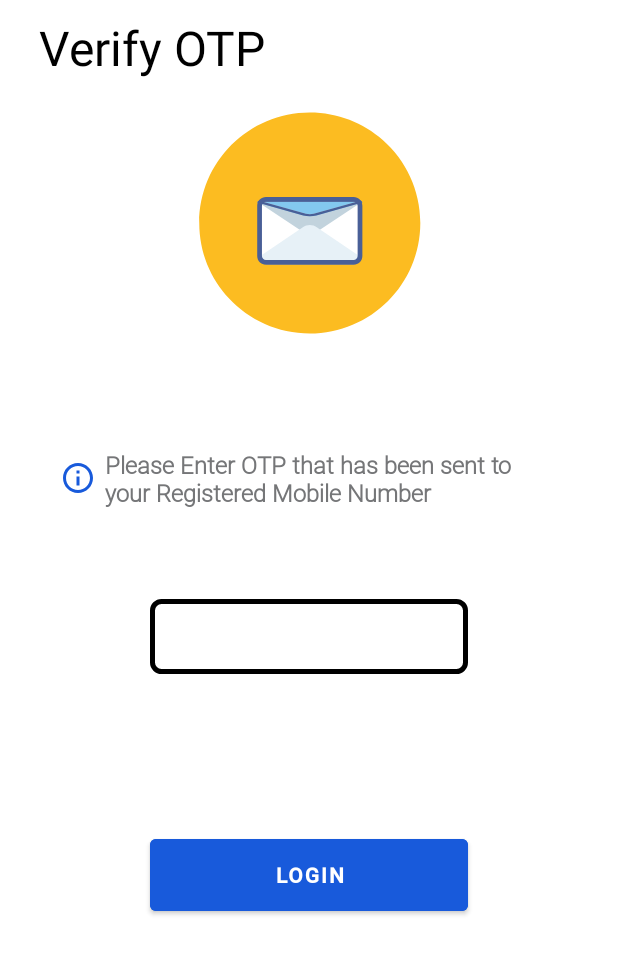
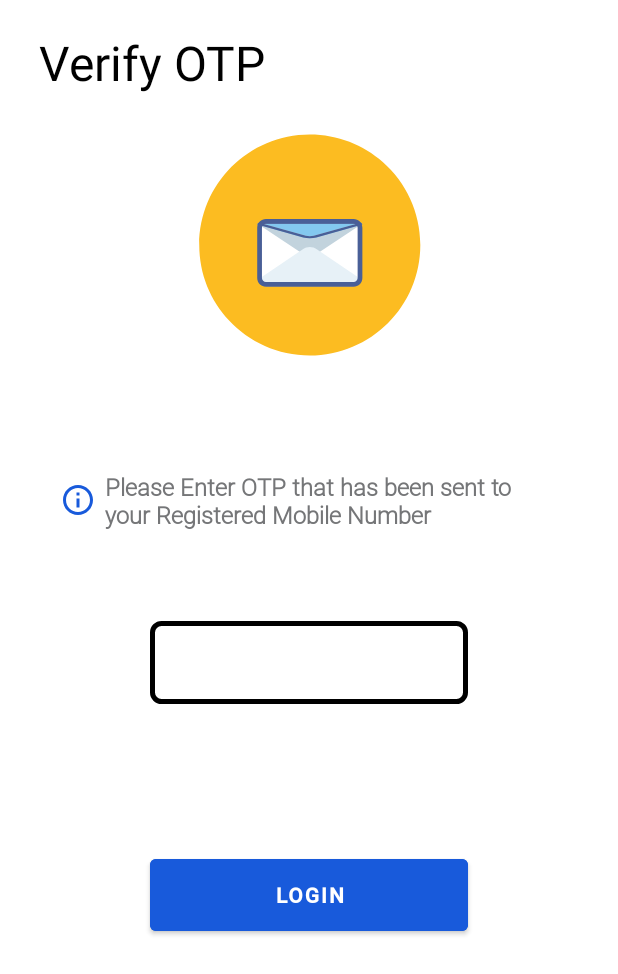
Before and after one commit to glitch-droid/QRAuth, an Android app: the OTPActivity screen opened directly, with no data from a screen before it, on a phone screen of 412 x 824 dp. Shown: the top 974 px of the screen. Run offline under Robolectric (Android 15) with nearby library versions, the phone set to English and light mode, and no system bars; Roboto replaces fonts that are not available here.

Commit message:
UI_Update

```diff
--- a/app/src/main/AndroidManifest.xml
+++ b/app/src/main/AndroidManifest.xml
@@ -11,7 +11,8 @@
         android:roundIcon="@mipmap/ic_launcher_round"
         android:supportsRtl="true"
         android:theme="@style/Theme.QRAuth">
-        <activity android:name=".HomeActivity"></activity>
+        <activity android:name=".HomeActivity"
+            android:theme="@style/Theme.QRAuth.NoActionBar"/>
         <activity android:name=".OTPActivity"
             android:theme="@style/Theme.QRAuth.NoActionBar"/>
         <activity
--- a/app/src/main/res/layout/activity_home.xml
+++ b/app/src/main/res/layout/activity_home.xml
@@ -13,6 +13,7 @@
         android:text="@string/Logedin_Message"
         android:textSize="20sp"
         android:padding="40px"
+        android:textColor="@color/black"
         app:layout_constraintBottom_toBottomOf="parent"
         app:layout_constraintEnd_toEndOf="parent"
         app:layout_constraintStart_toStartOf="parent"
--- a/app/src/main/res/layout/activity_otp.xml
+++ b/app/src/main/res/layout/activity_otp.xml
@@ -14,7 +14,7 @@
         android:text="Verify OTP"
         android:textColor="@color/black"
         android:textSize="32sp"
-        android:layout_marginTop="10dp"
+        android:layout_marginTop="20dp"
         app:layout_constraintEnd_toEndOf="parent"
         app:layout_constraintHorizontal_bias="0.1"
         app:layout_constraintStart_toStartOf="parent"
@@ -24,7 +24,7 @@
         android:id="@+id/lottieAnimationView"
         android:layout_width="match_parent"
         android:layout_height="160dp"
-        android:layout_marginTop="15dp"
+        android:layout_marginTop="20dp"
         app:layout_constraintEnd_toEndOf="parent"
         app:layout_constraintStart_toStartOf="parent"
         app:layout_constraintTop_toBottomOf="@+id/textView3"
@@ -37,13 +37,14 @@
     <EditText
         android:id="@+id/edit_text_otp"
         android:layout_width="wrap_content"
-        android:layout_height="50dp"
+        android:layout_height="55dp"
         android:ems="6"
         android:fontFamily="@font/quicksand_medium"
         android:inputType="numberPassword"
         android:textAlignment="center"
         android:textColor="@color/purple_700"
         android:textSize="28sp"
+        android:maxLength="6"
         android:textStyle="bold"
         android:foregroundTint="@color/black"
         android:background="@drawable/otp_bgr"
```
